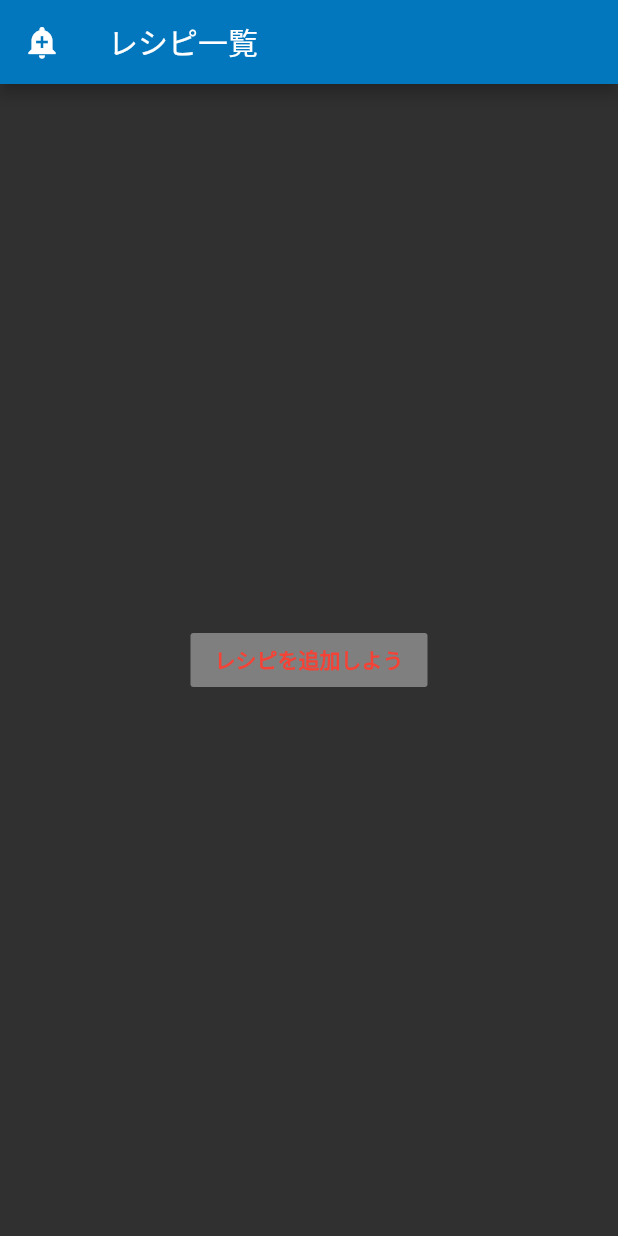
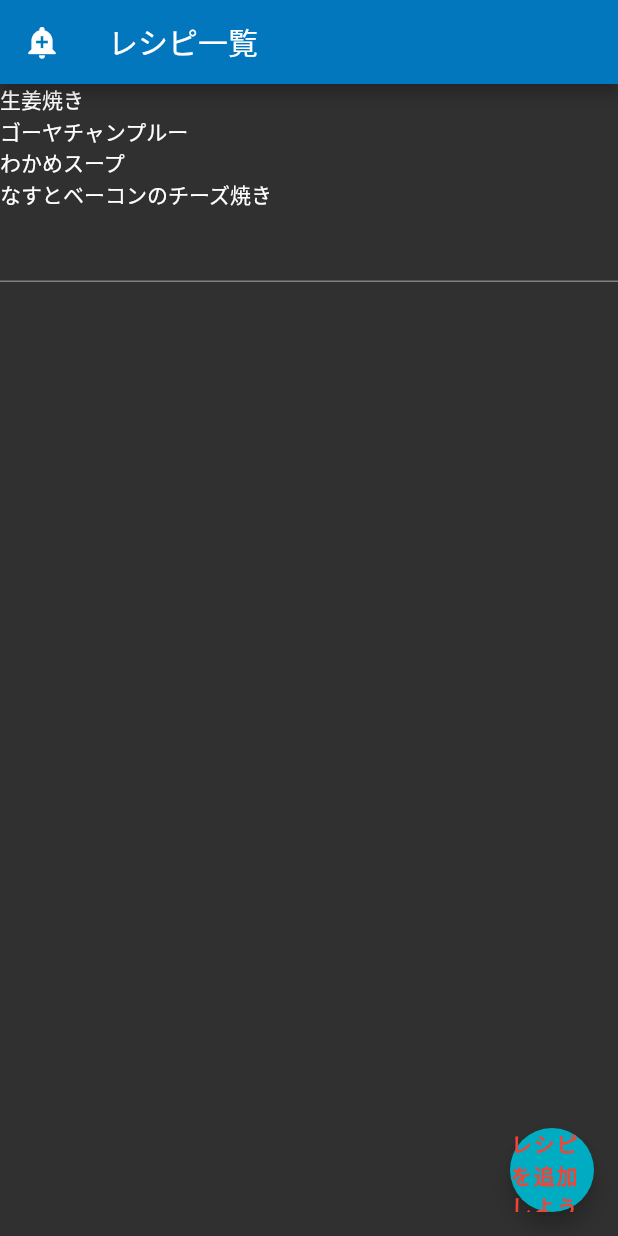
Before and after one commit to chiaki-kjwr/Flutter_todo_app, a Flutter app: the screen it shows after launch, on a phone screen of 412 x 824 dp. Run offline on Flutter 3.47's test engine with Material 2 defaults, Android fonts, the phone set to English and light mode, and no system bars.

Commit message:
画面遷移関数の追加

```diff
--- a/lib/main.dart
+++ b/lib/main.dart
@@ -1,6 +1,5 @@
 import 'package:flutter/material.dart';
-import 'package:provider/provider.dart';
-import 'add_recipe.dart';
+import 'package:mytodoapp/add_recipe_page.dart';
 
 void main() => runApp(CookApp());
 
@@ -9,6 +8,12 @@ class CookApp extends StatelessWidget {
   @override
   Widget build(BuildContext context) {
     return MaterialApp(
+      debugShowCheckedModeBanner: false,
+      //画面遷移のルーティングを設定
+      routes: <String, WidgetBuilder>{
+        '/': (BuildContext context) => CookApp(),
+        '/addrecipepage': (BuildContext context) => AddRecipePage(),
+      },
       theme: ThemeData(
         brightness: Brightness.dark,
         primaryColor: Colors.lightBlue[800],
@@ -17,11 +22,19 @@ class CookApp extends StatelessWidget {
       home: Scaffold(
         //scaffoldの中でappBarを使用
         appBar: AppBar(
-          title: Text('レシピ一覧', textAlign: TextAlign.center),
+          title: Text('レシピ一覧', textAlign: TextAlign.right),
           leading: Icon(Icons.add_alert),
         ),
-        body: Center(
-          child: RaisedButton(
+        body: ListView(
+          children: <Widget>[
+            Text('生姜焼き'),
+            Text('ゴーヤチャンプルー'),
+            Text('わかめスープ'),
+            Text('なすとベーコンのチーズ焼き'),
+            TextField(),
+          ],
+        ),
+        floatingActionButton: FloatingActionButton(
           child: Text(
             'レシピを追加しよう',
             style: TextStyle(
@@ -29,20 +42,15 @@ class CookApp extends StatelessWidget {
               fontWeight: FontWeight.bold,
             ),
           ),
-            // onPressed: () {
-            //   //レシピ追加画面へ遷移
-
-            //   // Navigator.of(context).pushReplacement(MaterialPageRoute(
-            //   //   builder: (context) {
-            //   //     return AddRecipe();
-            //   //   },
-            //   // ));
-            //   Navigator.push(
-            //     context,
-            //     MaterialPageRoute(builder: (context) => AddRecipe()),
-            //   );
-            // },
+          onPressed: () => {
+            Navigator.push(
+              context,
+              MaterialPageRoute(
+                settings: RouteSettings(name: "/"),
+                builder: (BuildContext context) => AddRecipePage(),
               ),
+            ),
+          },
         ),
       ),
     );
--- a/pubspec.yaml
+++ b/pubspec.yaml
@@ -9,7 +9,7 @@ environment:
 dependencies:
   flutter:
     sdk: flutter
-  firebase_core: ^0.4.5  # add dependency for Firebase Core
+  # firebase_core: ^0.4.5  # add dependency for Firebase Core
 
   # The following adds the Cupertino Icons font to your application.
   # Use with the CupertinoIcons class for iOS style icons.
```
Also changed, not shown: lib/add_recipe_page.dart (renamed from lib/add_recipe.dart, +11 -3 lines), pubspec.lock. Lines whose indentation alone changed are shown as unchanged.
